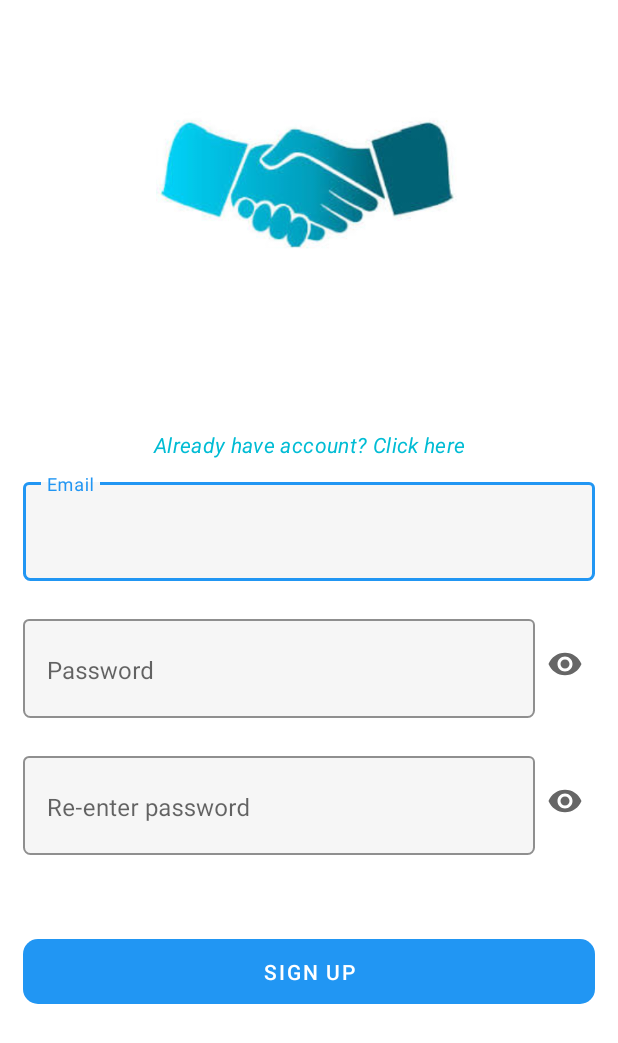
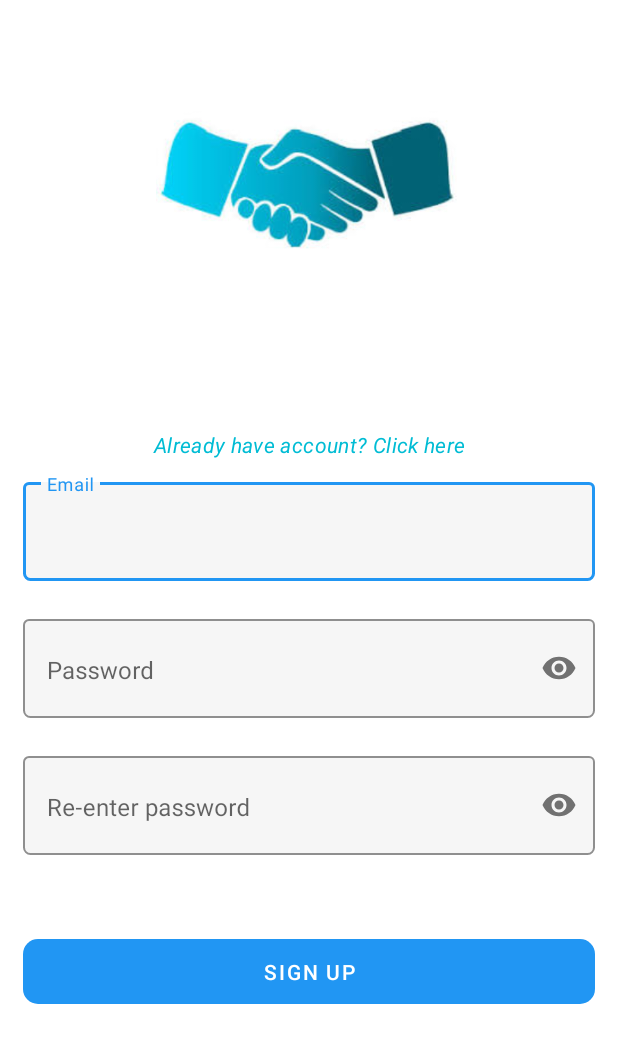
Before and after one commit to it19075136/fuel-mgmt-app-frontend, an Android app: the UserRegistration screen opened directly, with no data from a screen before it, on a phone screen of 412 x 824 dp. Shown: the top 1043 px of the screen. Run offline under Robolectric (Android 15) with nearby library versions, the phone set to English and light mode, and no system bars.

Commit message:
hidden button

```diff
--- a/app/src/main/res/layout/activity_user_registration.xml
+++ b/app/src/main/res/layout/activity_user_registration.xml
@@ -66,6 +66,7 @@
         android:outlineAmbientShadowColor="@color/primaryBlue"
         app:boxBackgroundColor="@color/placeholderColor"
         app:boxBackgroundMode="outline"
+        app:endIconMode="password_toggle"
         android:layout_weight="90"
         android:layout_width="wrap_content"
         android:layout_height="wrap_content">
@@ -80,12 +81,12 @@
 
     </com.google.android.material.textfield.TextInputLayout>
 
-        <ImageButton
-            android:background="@color/design_default_color_on_primary"
-            android:layout_weight="5"
-            android:layout_width="24dp"
-            android:layout_height="24dp"
-            android:src="@drawable/show_pass_24" />
+<!--        <ImageButton-->
+<!--            android:background="@color/design_default_color_on_primary"-->
+<!--            android:layout_weight="5"-->
+<!--            android:layout_width="24dp"-->
+<!--            android:layout_height="24dp"-->
+<!--            android:src="@drawable/show_pass_24" />-->
 
     </LinearLayout>
 
@@ -105,6 +106,7 @@
         app:boxBackgroundColor="@color/placeholderColor"
         app:boxBackgroundMode="outline"
         android:layout_weight="90"
+        app:endIconMode="password_toggle"
         android:layout_height="wrap_content"
         android:layout_width="wrap_content">
 
@@ -118,12 +120,12 @@
 
     </com.google.android.material.textfield.TextInputLayout>
 
-        <ImageButton
-            android:background="@color/design_default_color_on_primary"
-            android:layout_width="24dp"
-            android:layout_height="24dp"
-            android:layout_weight="5"
-            android:src="@drawable/show_pass_24" />
+<!--        <ImageButton-->
+<!--            android:background="@color/design_default_color_on_primary"-->
+<!--            android:layout_width="24dp"-->
+<!--            android:layout_height="24dp"-->
+<!--            android:layout_weight="5"-->
+<!--            android:src="@drawable/show_pass_24" />-->
 
     </LinearLayout>
 
```
Also changed, not shown: app/src/main/res/layout/activity_main.xml (+7 -6 lines).
